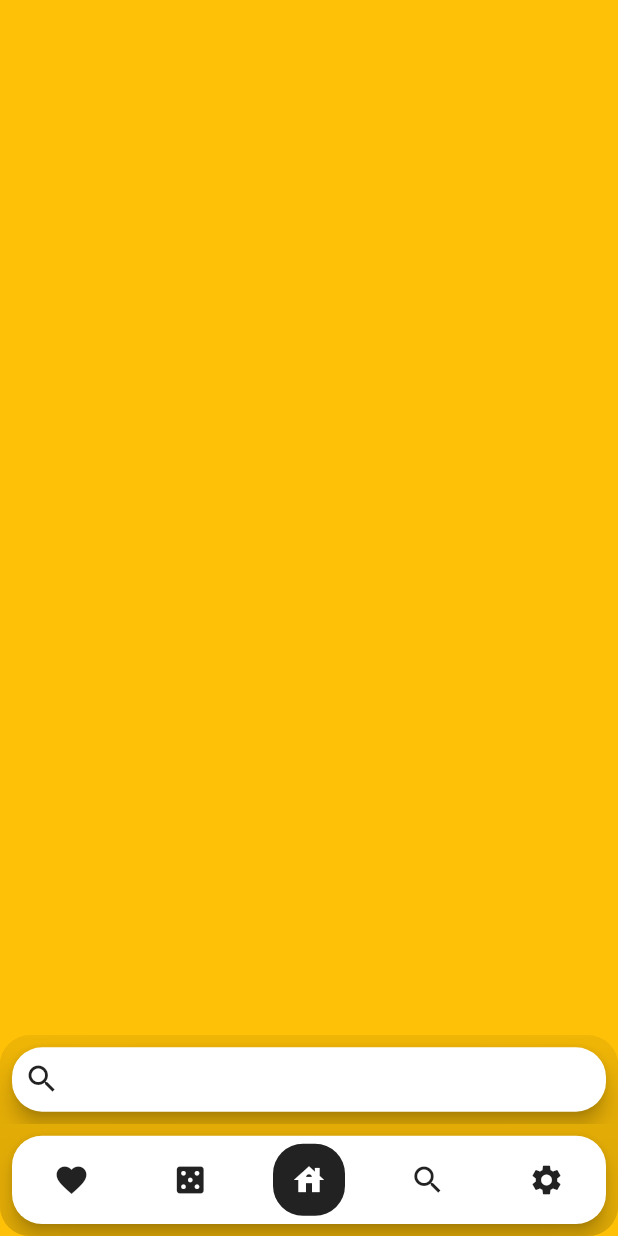
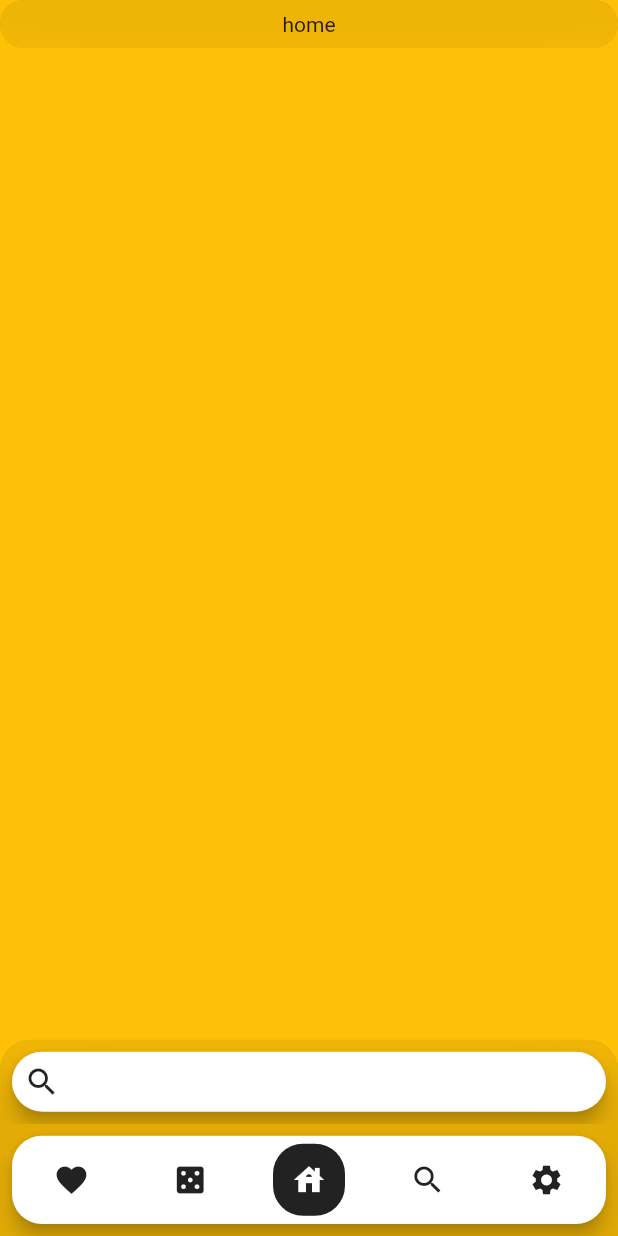
Before and after one commit to Khodosov/yandex_project, a Flutter app: the screen it shows after launch, on a phone screen of 412 x 824 dp. Run offline on Flutter 3.47's test engine with Material 2 defaults, Android fonts, the phone set to English and light mode, and no system bars; our stand-ins replace equatable, flutter_bloc, flutter_platform_widgets, freezed_annotation.

Commit message:
premerge commit

```diff
--- a/lib/constants.dart
+++ b/lib/constants.dart
@@ -2,4 +2,7 @@ class AppConstants {
   static const double smallRadius = 20;
 
   static const double bigRadius = 20;
+
+  static const double titleFontSize = 30;
+
 }
--- a/lib/main.dart
+++ b/lib/main.dart
@@ -1,12 +1,13 @@
 import 'package:flutter/material.dart';
 import 'package:flutter_bloc/flutter_bloc.dart';
 import 'package:yandex_project/application/navigation/navigation_bloc.dart';
+import 'package:yandex_project/presentation/screens/drink_info/drink_info_widget.dart';
 import 'package:yandex_project/presentation/screens/home/home_page.dart';
 import 'package:yandex_project/presentation/screens/settings/settings_screen.dart';
 import 'application/preferences/preferences_bloc.dart';
 import 'application/search/search_bloc.dart';
 
-void main() {
+void main()  {
   runApp(const App());
 }
 
@@ -41,11 +42,17 @@ class App extends StatelessWidget {
               progressIndicatorTheme: const ProgressIndicatorThemeData(color: Colors.black),
             ),
             darkTheme: ThemeData.dark(),
-            routes: <String, WidgetBuilder>{
-              '/home': (BuildContext context) => const HomePage(),
-              '/settings': (BuildContext context) => const SettingsScreen(),
+            onGenerateRoute: (settings) {
+              switch (settings.name) {
+                case '/home':
+                  return MaterialPageRoute(builder: (context) => const HomePage(), settings: settings);
+                case '/settings':
+                  return MaterialPageRoute(builder: (context) => const SettingsScreen(), settings: settings);
+                case '/drink':
+                  return MaterialPageRoute(builder: (context) => const DrinkInfoScreen(), settings: settings);
+              }
             },
-            home: const HomePage(),
+            initialRoute: '/home',
           );
         },
       ),
--- a/lib/presentation/screens/home/home_page.dart
+++ b/lib/presentation/screens/home/home_page.dart
@@ -3,8 +3,8 @@ import 'package:flutter_bloc/flutter_bloc.dart';
 import 'package:yandex_project/presentation/screens/home/widgets/bottom_bar.dart';
 import 'package:yandex_project/presentation/screens/home/widgets/results_list.dart';
 import 'package:yandex_project/presentation/screens/home/widgets/search_bar.dart';
-import 'package:yandex_project/application/search/search_bloc.dart';
 import 'package:yandex_project/presentation/widgets/blur_widget.dart';
+import 'package:yandex_project/application/navigation/navigation_bloc.dart';
 
 import '../../../constants.dart';
 
@@ -13,19 +13,33 @@ class HomePage extends StatelessWidget {
 
   @override
   Widget build(BuildContext context) {
+    return BlocBuilder<NavigationBloc, NavigationState>(buildWhen: (previous, current) {
+      return previous != current;
+    }, builder: (context, state) {
       return Scaffold(
         body: Stack(
           children: [
             const ResultsList(),
-          BlurWidget(
-            top: false,
-            child: Container(
-              height: 0,
+            Positioned(
+              right: 0,
+              left: 0,
+              child: BlurWidget(
+                bottom: false,
+                child: Center(
+                  child: Padding(
+                    padding: const EdgeInsets.all(8.0),
+                    child: Text(state.tab.toString().split('.').last),
+                  ),
+                ),
               ),
             ),
             Positioned(
               bottom: 0,
               child: BlurWidget(
+                borderRadius: const BorderRadius.only(
+                  topRight: Radius.circular(AppConstants.smallRadius),
+                  topLeft: Radius.circular(AppConstants.smallRadius),
+                ),
                 top: false,
                 child: Column(
                   children: const [
@@ -39,5 +53,6 @@ class HomePage extends StatelessWidget {
         ),
         // bottomNavigationBar: const CustomBottomBar(),
       );
+    });
   }
 }
--- a/lib/presentation/screens/home/widgets/results_list.dart
+++ b/lib/presentation/screens/home/widgets/results_list.dart
@@ -1,15 +1,29 @@
 import 'package:flutter/material.dart';
 import 'package:flutter_bloc/flutter_bloc.dart';
 import 'package:yandex_project/application/search/search_bloc.dart';
-import 'package:yandex_project/presentation/widgets/drink_list_item.dart';
+import 'package:yandex_project/presentation/widgets/drink_item.dart';
 import 'package:flutter_platform_widgets/flutter_platform_widgets.dart';
 
-class ResultsList extends StatelessWidget {
+class ResultsList extends StatefulWidget {
   const ResultsList({Key? key}) : super(key: key);
 
   @override
+  State<ResultsList> createState() => _ResultsListState();
+}
+
+class _ResultsListState extends State<ResultsList> {
+  final controller = PageController(
+    viewportFraction: 0.90,
+  );
+
+  @override
+  void dispose() {
+    controller.dispose();
+    super.dispose();
+  }
+
+  @override
   Widget build(BuildContext context) {
-    final padding = MediaQuery.of(context).padding;
 
     return BlocBuilder<SearchBloc, SearchState>(
       buildWhen: (previous, current) {
@@ -17,12 +31,18 @@ class ResultsList extends StatelessWidget {
       },
       builder: (context, state) {
         if (!state.isRefreshing) {
-          return ListView.builder(
-            padding: padding.add(const EdgeInsets.only(bottom: 150)),
-            itemCount: state.drinks.length,
-            itemBuilder: (context, index) {
-              return DrinkListItem(drink: state.drinks[index]);
-            },
+          return SafeArea(
+            child: Padding(
+              padding: const EdgeInsets.only(bottom: 140, top: 40),
+              child: PageView.builder(
+                controller: controller,
+                padEnds: state.drinks.length == 1 ? true : false,
+                itemCount: state.drinks.length,
+                itemBuilder: (context, index) {
+                  return DrinkItem(drink: state.drinks[index]);
+                },
+              ),
+            ),
           );
         } else {
           return Center(child: PlatformCircularProgressIndicator());
--- a/lib/presentation/screens/home/widgets/search_bar.dart
+++ b/lib/presentation/screens/home/widgets/search_bar.dart
@@ -10,9 +10,8 @@ class SearchBar extends StatelessWidget {
 
   @override
   Widget build(BuildContext context) {
-
     return BlocBuilder<NavigationBloc, NavigationState>(
-      buildWhen: (previous, current){
+      buildWhen: (previous, current) {
         return previous.tab != current.tab;
       },
       builder: (context, state) {
@@ -32,31 +31,33 @@ class SearchBar extends StatelessWidget {
     );
   }
 
-  Widget searchLine(BuildContext context){
-    return SizedBox(
-      width: MediaQuery.of(context).size.width,
-      height: MediaQuery.of(context).size.width / 7,
-      child: Card(
+  Widget searchLine(BuildContext context) {
+    return Card(
       shape: RoundedRectangleBorder(borderRadius: BorderRadius.circular(AppConstants.bigRadius)),
       margin: const EdgeInsets.all(8),
       elevation: 5,
-        child: Center(
+      child: SizedBox(
+        width: MediaQuery.of(context).size.width - 16,
+        height: 40,
         child: Padding(
           padding: const EdgeInsets.only(left: 8, right: 8),
           child: TextFormField(
             cursorHeight: 15,
             cursorColor: Theme.of(context).iconTheme.color,
-              decoration:  InputDecoration(
-                  icon: Icon(Icons.search, color: Theme.of(context).iconTheme.color,),
-                  border: InputBorder.none
+            scrollPadding: EdgeInsets.zero,
+            decoration: InputDecoration(
+                contentPadding: EdgeInsets.zero,
+                icon: Icon(
+                  Icons.search,
+                  color: Theme.of(context).iconTheme.color,
                 ),
+                border: InputBorder.none),
             onChanged: (text) {
               BlocProvider.of<SearchBloc>(context).add(SearchEvent.searchByName(name: text));
             },
           ),
         ),
       ),
-      ),
     );
   }
 }
--- a/lib/presentation/widgets/blur_widget.dart
+++ b/lib/presentation/widgets/blur_widget.dart
@@ -9,6 +9,7 @@ class BlurWidget extends StatelessWidget {
   final bool? bottom;
   final bool? right;
   final bool? left;
+  final BorderRadius? borderRadius;
 
   const BlurWidget({
     Key? key,
@@ -17,12 +18,13 @@ class BlurWidget extends StatelessWidget {
     this.bottom,
     this.right,
     this.left,
+    this.borderRadius,
   }) : super(key: key);
 
   @override
   Widget build(BuildContext context) {
     return ClipRRect(
-      borderRadius: BorderRadius.circular(AppConstants.smallRadius),
+      borderRadius: borderRadius ?? BorderRadius.circular(AppConstants.smallRadius),
       child: ColoredBox(
         color: Colors.black12,
         child: SafeArea(
```
Also changed, not shown: lib/presentation/screens/drink_info/drink_info_widget.dart (added, +45 -0 lines), lib/presentation/widgets/drink_item.dart (added, +114 -0 lines), lib/presentation/widgets/drink_list_item.dart (deleted, +0 -118 lines), lib/domain/models/ingredient_dto.g.dart, 1 other file. Lines whose indentation alone changed are shown as unchanged.
